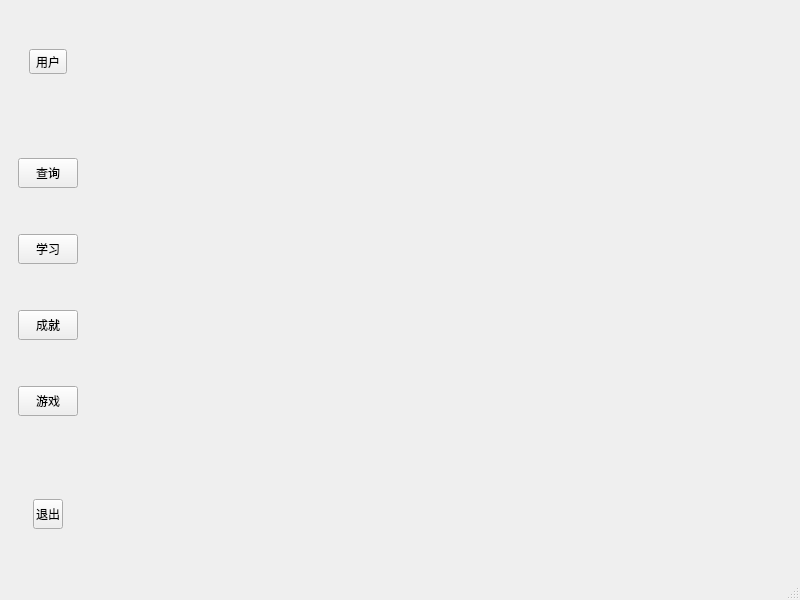
First picture: the form in WordLite/mainwindow.ui, repository Staaaaaaaaar/WordHub, before the edit.
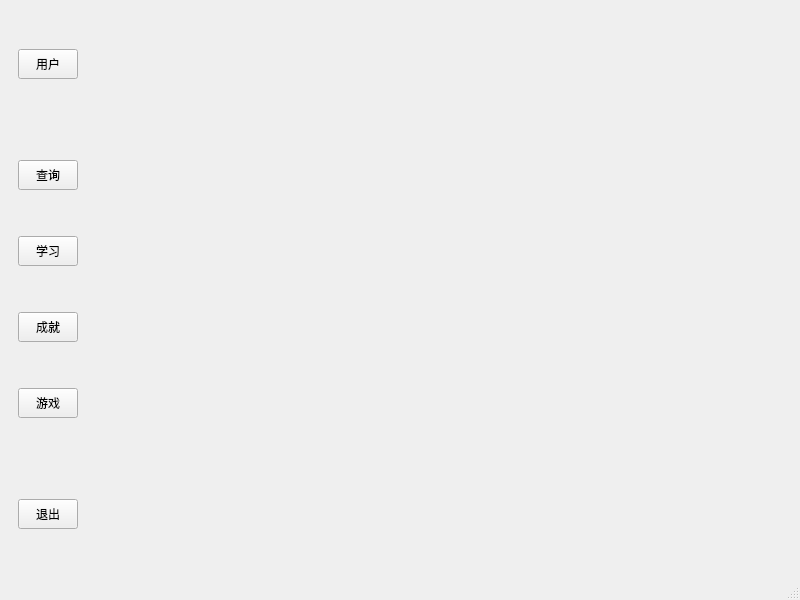
Second picture: the form after the edit. Icons and pictures are not drawn.

The edit to the form file:
```diff
--- a/WordLite/mainwindow.ui
+++ b/WordLite/mainwindow.ui
@@ -53,11 +53,17 @@
           <item>
            <widget class="QToolButton" name="userButton">
             <property name="sizePolicy">
-             <sizepolicy hsizetype="Fixed" vsizetype="Fixed">
+             <sizepolicy hsizetype="Preferred" vsizetype="Preferred">
               <horstretch>0</horstretch>
               <verstretch>0</verstretch>
              </sizepolicy>
             </property>
+            <property name="minimumSize">
+             <size>
+              <width>60</width>
+              <height>30</height>
+             </size>
+            </property>
             <property name="text">
              <string>用户</string>
             </property>
@@ -108,6 +114,12 @@
           </item>
           <item>
            <widget class="QToolButton" name="queryButton">
+            <property name="sizePolicy">
+             <sizepolicy hsizetype="Preferred" vsizetype="Preferred">
+              <horstretch>0</horstretch>
+              <verstretch>0</verstretch>
+             </sizepolicy>
+            </property>
             <property name="minimumSize">
              <size>
               <width>60</width>
@@ -167,6 +179,12 @@
           </item>
           <item>
            <widget class="QToolButton" name="learnButton">
+            <property name="sizePolicy">
+             <sizepolicy hsizetype="Preferred" vsizetype="Preferred">
+              <horstretch>0</horstretch>
+              <verstretch>0</verstretch>
+             </sizepolicy>
+            </property>
             <property name="minimumSize">
              <size>
               <width>60</width>
@@ -229,6 +247,12 @@
           </item>
           <item>
            <widget class="QToolButton" name="achievementButton">
+            <property name="sizePolicy">
+             <sizepolicy hsizetype="Preferred" vsizetype="Preferred">
+              <horstretch>0</horstretch>
+              <verstretch>0</verstretch>
+             </sizepolicy>
+            </property>
             <property name="minimumSize">
              <size>
               <width>60</width>
@@ -288,6 +312,12 @@
           </item>
           <item>
            <widget class="QToolButton" name="gameButton">
+            <property name="sizePolicy">
+             <sizepolicy hsizetype="Preferred" vsizetype="Preferred">
+              <horstretch>0</horstretch>
+              <verstretch>0</verstretch>
+             </sizepolicy>
+            </property>
             <property name="minimumSize">
              <size>
               <width>60</width>
@@ -347,9 +377,15 @@
           </item>
           <item>
            <widget class="QToolButton" name="exitButton">
+            <property name="sizePolicy">
+             <sizepolicy hsizetype="Preferred" vsizetype="Preferred">
+              <horstretch>0</horstretch>
+              <verstretch>0</verstretch>
+             </sizepolicy>
+            </property>
             <property name="minimumSize">
              <size>
-              <width>30</width>
+              <width>60</width>
               <height>30</height>
              </size>
             </property>
```
Left out of the diff: 3 changed lines with no effect on the pictures.
